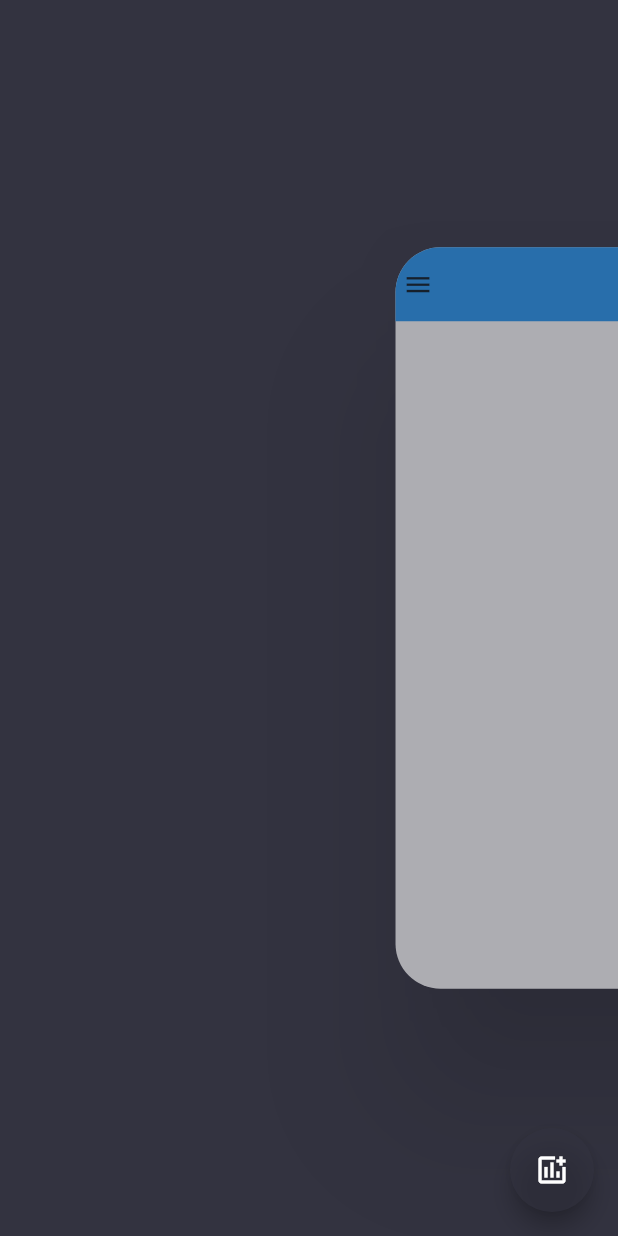
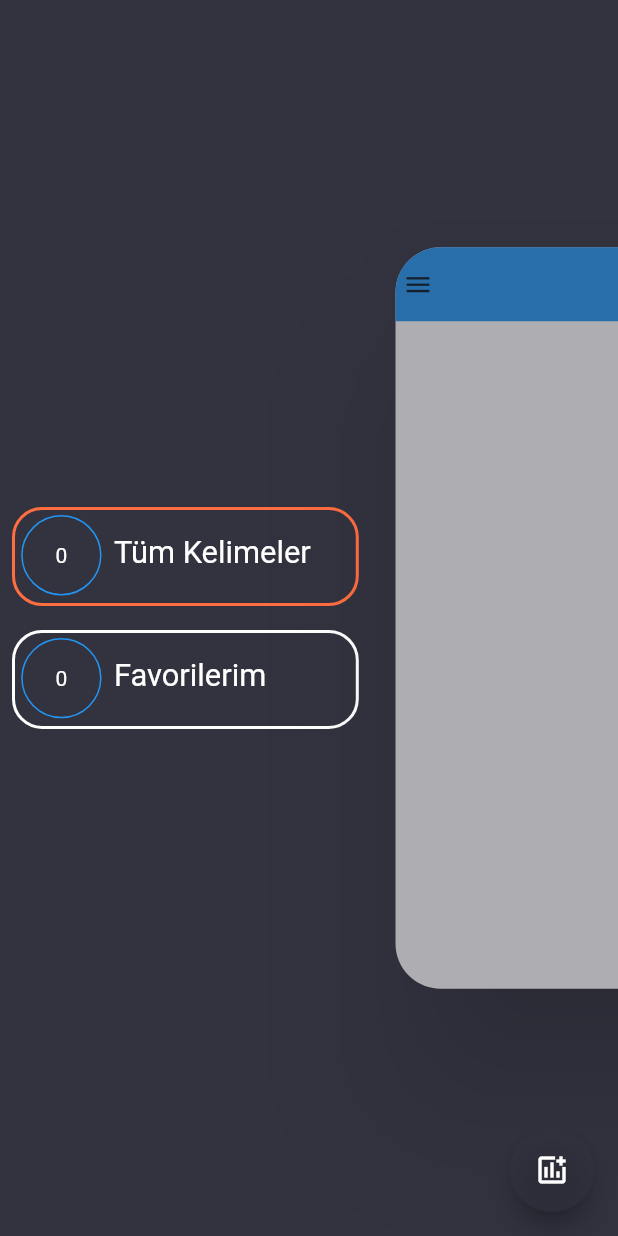
Before and after one commit to Karacazade-YunusEmre/osmanlica_sozluk, a Flutter app: the screen it shows after launch, after a tap on the "menu" icon, on a phone screen of 412 x 824 dp. Run offline on Flutter 3.47's test engine with Material 2 defaults, Android fonts, the phone set to English and light mode, and no system bars; our stand-ins replace flutter_screenutil, get, get_it, sqflite; accounts and stored records are empty.

```diff
--- a/lib/controller/main_controller.dart
+++ b/lib/controller/main_controller.dart
@@ -1,9 +1,10 @@
+import 'package:flutter/material.dart';
 import 'package:get/get.dart';
 
-import '../main.dart';
 import '/model/concrete/directory_model.dart';
 import '/model/concrete/sentence_model.dart';
 import '/utilities/enums.dart';
+import '../main.dart';
 
 /// Created by Yunus Emre Yıldırım
 /// on 22.09.2022
@@ -12,12 +13,13 @@ class MainController extends GetxController {
   final sentenceList = <SentenceModel>[].obs;
   final directoryList = <DirectoryModel>[].obs;
   final _listSortCurrentValue = ListSortEnum.increase.obs;
+  final _selectedDirectoryId = '1'.obs;
 
   @override
   Future<void> onInit() async {
     super.onInit();
 
-    directoryList.addAll(await directoryDal.getAll());
+    setupDirectoryList;
   }
 
   /// listSortCurrentValue getter
@@ -26,10 +28,42 @@ class MainController extends GetxController {
   /// listSortCurrentValue setter
   set listSortCurrentValue(ListSortEnum newValue) => _listSortCurrentValue.value = newValue;
 
+  /// selectedDirectoryId getter
+  String get selectedDirectoryId => _selectedDirectoryId.value;
+
+  /// selectedDirectoryId setter
+  set selectedDirectoryId(String value) => _selectedDirectoryId.value = value;
+
   /// listSortCurrentValue change value
   void changelistSortCurrentValue(ListSortEnum? value) {
     if (value != null) {
       listSortCurrentValue = value;
     }
   }
+
+  /// selectedDirectory change value
+  void changeSelectedDirectory(String? newValue) {
+    if (newValue != null) {
+      selectedDirectoryId = newValue;
+      debugPrint('Değer değişti. $newValue');
+    }
+  }
+
+  /// directoryList setup on init
+  Future<void> get setupDirectoryList async {
+    List<DirectoryModel>? directoryListFromDatabase = [];
+    directoryListFromDatabase.addAll(await directoryDal.getAll());
+
+    if (directoryListFromDatabase.isEmpty) {
+      DirectoryModel allListDirectory = DirectoryModel(id: '1', name: 'Tüm Kelimeler', sentenceCount: 0);
+      DirectoryModel myFavoriteDirectory = DirectoryModel(id: '2', name: 'Favorilerim', sentenceCount: 0);
+
+      directoryList.add(allListDirectory);
+      directoryList.add(myFavoriteDirectory);
+      directoryDal.add(allListDirectory);
+      directoryDal.add(myFavoriteDirectory);
+    } else {
+      directoryList.addAll(directoryListFromDatabase);
+    }
+  }
 }
--- a/lib/model/concrete/directory_model.dart
+++ b/lib/model/concrete/directory_model.dart
@@ -11,8 +11,9 @@ part 'directory_model.g.dart';
 class DirectoryModel implements IBaseModel {
   String id;
   String name;
+  int sentenceCount;
 
-  DirectoryModel({required this.id, required this.name});
+  DirectoryModel({required this.id, required this.name, required this.sentenceCount});
 
   factory DirectoryModel.fromJson(Map<String, dynamic> json) => _$DirectoryModelFromJson(json);
 
--- a/lib/ui/pages/home_page.dart
+++ b/lib/ui/pages/home_page.dart
@@ -1,6 +1,7 @@
 import 'package:flutter/material.dart';
 import 'package:flutter_screenutil/flutter_screenutil.dart';
 import 'package:get/get.dart';
+import 'package:lugat/main.dart';
 import 'package:lugat/model/concrete/directory_model.dart';
 import 'package:lugat/utilities/enums.dart';
 
@@ -53,6 +54,8 @@ class _HomePageState extends State<HomePage> with SingleTickerProviderStateMixin
           ),
         ),
       ),
+
+      /// directory add FAB
       floatingActionButton: FloatingActionButton(
         heroTag: 'directoryAddAndUpdate',
         onPressed: () => DirectoryAddUpdateDialog(),
@@ -67,33 +70,81 @@ class _HomePageState extends State<HomePage> with SingleTickerProviderStateMixin
     return SlideTransition(
       position: animationSlide,
       child: Container(
-        // width: 1.sw,
-        // height: 1.sh,
-        color: const Color(0XFF333340),
+        width: 1.sw,
+        height: 1.sh,
+        color: Theme.of(context).primaryColor,
+        alignment: Alignment.centerLeft,
+        child: Container(
+          width: 0.6.sw,
+          alignment: Alignment.center,
+          child: Center(
             child: ListView.builder(
+                shrinkWrap: true,
                 itemCount: mainController.directoryList.length,
                 itemBuilder: (BuildContext context, int index) {
                   DirectoryModel currentDirectory = mainController.directoryList[index];
                   return Container(
-                height: 0.07.sh,
-                width: 0.5.sw,
+                    height: (currentDirectory.id == '1' || currentDirectory.id == '2') ? 0.08.sh : 0.1.sh,
                     margin: const EdgeInsets.all(8.0),
                     decoration: BoxDecoration(
-                  border: Border.all(color: Colors.white, width: 2,),
+                      border: Border.all(
+                        color: mainController.selectedDirectoryId == currentDirectory.id ? Colors.deepOrangeAccent : Colors.white,
+                        width: 2,
+                      ),
                       borderRadius: const BorderRadius.all(Radius.circular(20)),
                     ),
                     child: Stack(
                       children: [
-                    IconButton(
-                      onPressed: () {},
+                        /// directory item delete icon
+                        Positioned(
+                          top: 0,
+                          right: 0,
+                          child: (currentDirectory.id == '1' || currentDirectory.id == '2')
+                              ? const SizedBox()
+                              : IconButton(
+                                  onPressed: () => removeDirectoryDialog(currentDirectory),
                                   icon: const Icon(
                                     Icons.delete,
-                        color: Colors.white,
+                                    color: Colors.redAccent,
                                   ),
                                 ),
+                        ),
+
+                        /// sentences count in directory
                         Positioned(
-                      top: 0.015.sh,
-                      left: 0.15.sw,
+                          top: (currentDirectory.id == '1' || currentDirectory.id == '2') ? 0.004.sh : 0.013.sh,
+                          left: 0.01.sw,
+                          child: Container(
+                            width: 0.13.sw,
+                            height: 0.13.sw,
+                            alignment: Alignment.center,
+                            decoration: BoxDecoration(
+                              borderRadius: const BorderRadius.all(Radius.circular(100)),
+                              border: Border.all(
+                                color: Colors.blue,
+                                width: 1,
+                              ),
+                            ),
+                            child: Text(
+                              currentDirectory.sentenceCount.toString(),
+                              style: const TextStyle(
+                                color: Colors.white,
+                                // fontSize: 18,
+                              ),
+                            ),
+                          ),
+                        ),
+
+                        /// directory item name
+                        Positioned(
+                          top: (currentDirectory.id == '1' || currentDirectory.id == '2') ? 0.02.sh : 0.03.sh,
+                          left: 0.16.sw,
+                          child: InkWell(
+                            onTap: () {
+                              setState(() {
+                                mainController.changeSelectedDirectory(currentDirectory.id);
+                              });
+                            },
                             child: Text(
                               currentDirectory.name,
                               style: TextStyle(
@@ -102,13 +153,21 @@ class _HomePageState extends State<HomePage> with SingleTickerProviderStateMixin
                               ),
                             ),
                           ),
+                        ),
+
+                        /// directory item update icon
                         Positioned(
-                      left: 0.5.sw,
-                      child: IconButton(
-                        onPressed: () {},
+                          top: 0.04.sh,
+                          right: 0,
+                          child: (currentDirectory.id == '1' || currentDirectory.id == '2')
+                              ? const SizedBox()
+                              : IconButton(
+                                  onPressed: () {
+                                    menuToggle();
+                                  },
                                   icon: const Icon(
                                     Icons.update,
-                          color: Colors.white,
+                                    color: Colors.greenAccent,
                                   ),
                                 ),
                         ),
@@ -116,6 +175,8 @@ class _HomePageState extends State<HomePage> with SingleTickerProviderStateMixin
                     ),
                   );
                 }),
+          ),
+        ),
       ),
     );
   }
@@ -153,17 +214,7 @@ class _HomePageState extends State<HomePage> with SingleTickerProviderStateMixin
                     children: [
                       /// menu icon
                       IconButton(
-                        onPressed: () {
-                          setState(() {
-                            if (isMenuOpen) {
-                              animationController.reverse();
-                            } else {
-                              animationController.forward();
-                            }
-                            defaultDashboardOpacity = defaultDashboardOpacity == 1 ? 0.6 : 1;
-                            isMenuOpen = !isMenuOpen;
-                          });
-                        },
+                        onPressed: menuToggle,
                         icon: const Icon(
                           Icons.menu,
                           size: 34,
@@ -199,4 +250,60 @@ class _HomePageState extends State<HomePage> with SingleTickerProviderStateMixin
       ),
     );
   }
+
+  /// when menu button clicked
+  void menuToggle() {
+    setState(() {
+      if (isMenuOpen) {
+        animationController.reverse();
+      } else {
+        animationController.forward();
       }
+      defaultDashboardOpacity = defaultDashboardOpacity == 1 ? 0.6 : 1;
+      isMenuOpen = !isMenuOpen;
+    });
+  }
+
+  /// directory remove alert dialog
+  void removeDirectoryDialog(DirectoryModel currentDirectory) {
+    Get.defaultDialog(
+      title: 'UYARI',
+      middleText: 'Seçilen klasörü silmek istediğinizden emin misiniz?',
+      backgroundColor: Colors.red.shade400,
+      titleStyle: const TextStyle(
+        color: Colors.white,
+        fontSize: 22,
+        fontWeight: FontWeight.bold,
+      ),
+      middleTextStyle: const TextStyle(
+        color: Colors.white,
+        fontSize: 18,
+      ),
+      radius: 30,
+      barrierDismissible: false,
+      actions: [
+        ElevatedButton(
+          onPressed: () {
+            mainController.directoryList.remove(currentDirectory);
+            directoryDal.delete(currentDirectory);
+
+            Get.back();
+            Get.snackbar(
+              'BİLGİ',
+              'Klasör başarıyla silindi.',
+              borderColor: Colors.red,
+              borderWidth: 2,
+              snackPosition: SnackPosition.BOTTOM,
+              maxWidth: 0.8.sw,
+            );
+          },
+          child: const Text('EVET'),
+        ),
+        ElevatedButton(
+          onPressed: () => Get.back(),
+          child: const Text('HAYIR'),
+        ),
+      ],
+    );
+  }
+}
--- a/lib/utilities/create_tables.dart
+++ b/lib/utilities/create_tables.dart
@@ -16,5 +16,6 @@ const createSentenceTable = '''
 const createDirectoryTable = '''
       CREATE TABLE $tableDirectoryName (
       "id" TEXT PRIMARY KEY NOT NULL,
-      "name" TEXT NOT NULL
+      "name" TEXT NOT NULL,
+      "sentenceCount" INTEGER NOT NULL
       )''';
```
Also changed, not shown: lib/ui/components/dialogs/directory_add_update_dialog.dart (+5 -4 lines), lib/utilities/string_extensions.dart (added, +20 -0 lines), lib/model/concrete/directory_model.g.dart. Lines whose indentation alone changed are shown as unchanged.
